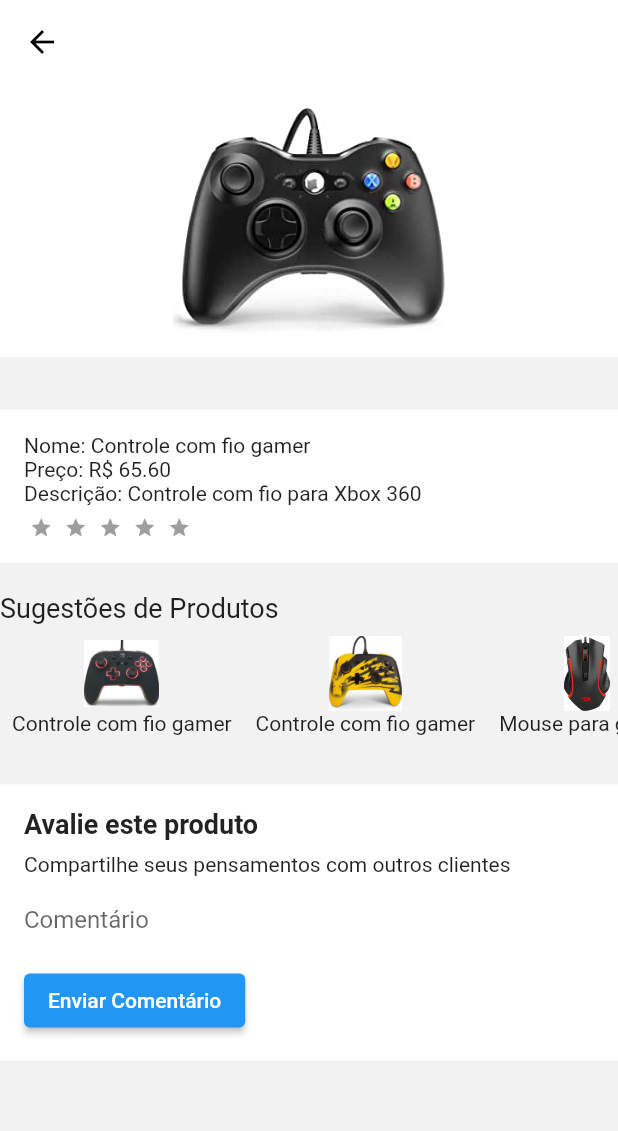
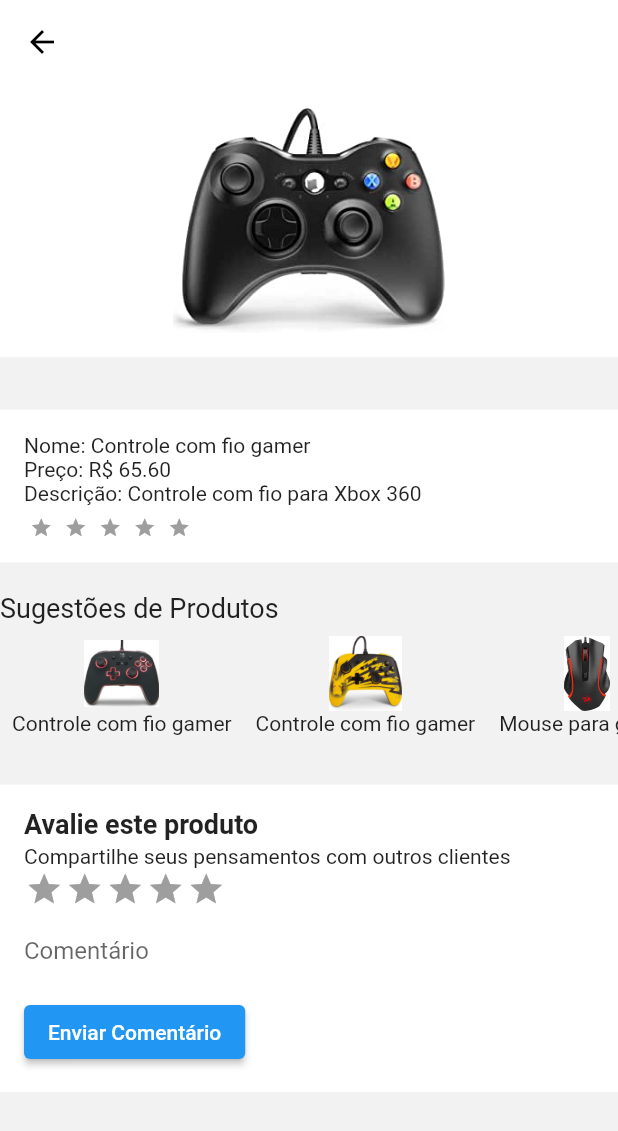
Before and after one commit to codigo-rosa/crtech-2.0, a Flutter app: the DetalhesProdutoMaior screen opened directly with sample values from the repository, on a phone screen of 412 x 824 dp. Shown: the top 1131 px of the screen. Run offline on Flutter 3.47's test engine with Material 2 defaults, Android fonts, the phone set to English and light mode, and no system bars; drawn by our look-alikes of flutter_rating_bar; our stand-ins replace carousel_slider.

Commit message:
update detalhes_produto

```diff
--- a/lib/detalhes_produto.dart
+++ b/lib/detalhes_produto.dart
@@ -146,7 +146,7 @@ class _DetalhesProdutoMaiorState extends State<DetalhesProdutoMaior> {
                     );
                   },
                   child: Padding(
-                    padding: EdgeInsets.all(8.0),
+                    padding: const EdgeInsets.all(8.0),
                     child: Column(
                       children: [
                         Image.asset(
@@ -162,11 +162,11 @@ class _DetalhesProdutoMaiorState extends State<DetalhesProdutoMaior> {
               },
             ),
           ),
-               SizedBox(height: 7.0),
+               const SizedBox(height: 7.0),
              // Espaço para comentário
              Container(
                width: MediaQuery.of(context).size.width,
-               decoration: BoxDecoration(
+               decoration: const BoxDecoration(
                  color: Colors.white,
                ),
                child: _comentarioEnviado
@@ -177,9 +177,9 @@ class _DetalhesProdutoMaiorState extends State<DetalhesProdutoMaior> {
                        child: Column(
                          crossAxisAlignment: CrossAxisAlignment.start,
                          children: [
-                           Padding(
-                             padding: const EdgeInsets.only(bottom: 8.0),
-                             child: const Text(
+                           const Padding(
+                             padding: EdgeInsets.only(bottom: 2.0),
+                             child: Text(
                                'Avalie este produto',
                                 style: TextStyle(
                                  fontSize: 18,
@@ -188,15 +188,37 @@ class _DetalhesProdutoMaiorState extends State<DetalhesProdutoMaior> {
                                ),
                              ),
                            ),
+                           const SizedBox(height: 1.0),
+
                            const Text(
                              'Compartilhe seus pensamentos com outros clientes',
                              style: TextStyle(
                                fontWeight: FontWeight.normal,
                              ),
                            ),
+                            const SizedBox(height: 1.0),
+                           // Ícone de estrela com estatísticas das avaliações
+                    RatingBar.builder(
+                      initialRating: 0,
+                      minRating: 1,
+                      direction: Axis.horizontal,
+                      allowHalfRating: true,
+                      itemCount: 5,
+                      itemSize: 25.0,
+                      itemPadding: const EdgeInsets.symmetric(horizontal: 1.0),
+                      itemBuilder: (context, _) => const Icon(
+                        Icons.star,
+                        color: Colors.amber,
+                      ),
+                      onRatingUpdate: (rating) {
+                        setState(() {
+                          _rating = rating;
+                        });
+                      },
+                    ),
                            TextField(
                              controller: _commentController,
-                             decoration: InputDecoration(
+                             decoration: const InputDecoration(
                                labelText: 'Comentário',
                                border: InputBorder.none,
                              ),
@@ -205,7 +227,7 @@ class _DetalhesProdutoMaiorState extends State<DetalhesProdutoMaior> {
                              onPressed: () {
                                _enviarComentario();  //Chama o método para enviar o comentário
                              },
-                             child: Text('Enviar Comentário'),
+                             child: const Text('Enviar Comentário'),
                            ),
                          ],
                        ),
```
